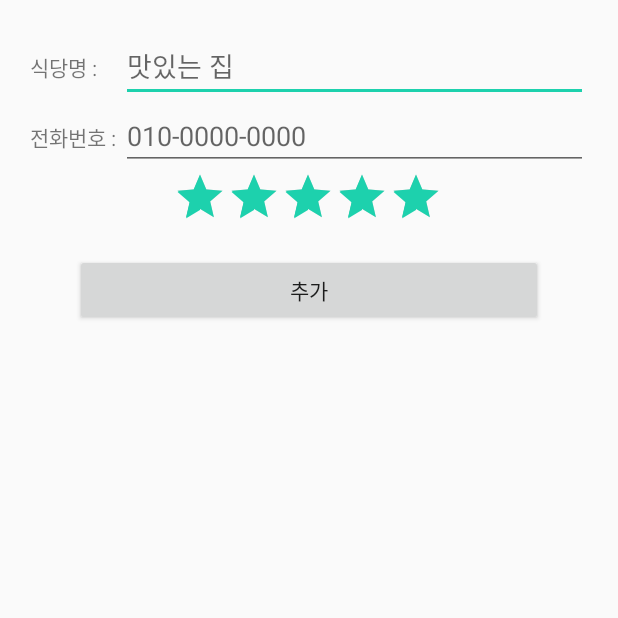
After one commit to 0212kr/WSWE, an Android app: the AddRestaurant screen opened directly, with no data from a screen before it, on a phone screen of 412 x 824 dp, the top half of it. The commit adds this screen. Run offline under Robolectric (Android 15) with nearby library versions, the phone set to English and light mode, and no system bars.

Commit message:
2020-04-24

```diff
--- /dev/null
+++ b/app/src/main/java/com/lec/android/wswe/ui/menu/AddRestaurant.java
@@ -0,0 +1,16 @@
+package com.lec.android.wswe.ui.menu;
+
+import androidx.appcompat.app.AppCompatActivity;
+
+import android.os.Bundle;
+
+import com.lec.android.wswe.R;
+
+public class AddRestaurant extends AppCompatActivity {
+
+    @Override
+    protected void onCreate(Bundle savedInstanceState) {
+        super.onCreate(savedInstanceState);
+        setContentView(R.layout.activity_add_restaurant);
+    }
+}
--- a/app/src/main/java/com/lec/android/wswe/ui/menu/MenuFragment.java
+++ b/app/src/main/java/com/lec/android/wswe/ui/menu/MenuFragment.java
@@ -50,13 +50,15 @@ public class MenuFragment extends Fragment {
         recyclerView.setLayoutManager(layoutManager);
         menuAdapter = new MenuAdapter();
 
-        new Thread(new Runnable() {
+        Thread thread = new Thread(new Runnable() {
             @Override
             public void run() {
                 restaurants = (ArrayList<Restaurant>) db.restDAO().getAll();
                 initAdapter(menuAdapter);
             }
-        }).setDaemon(true);
+        });
+        thread.setDaemon(true);
+        thread.start();
         recyclerView.setAdapter(menuAdapter);
 
         btnAdd = root.findViewById(R.id.btnAdd);
--- /dev/null
+++ b/app/src/main/res/layout/activity_add_restaurant.xml
@@ -0,0 +1,91 @@
+<?xml version="1.0" encoding="utf-8"?>
+<LinearLayout xmlns:android="http://schemas.android.com/apk/res/android"
+    xmlns:app="http://schemas.android.com/apk/res-auto"
+    xmlns:tools="http://schemas.android.com/tools"
+    android:layout_width="match_parent"
+    android:layout_height="match_parent"
+    tools:context=".ui.menu.AddRestaurant"
+    android:orientation="vertical">
+
+    <TableLayout
+        android:layout_width="match_parent"
+        android:layout_height="wrap_content"
+        android:layout_margin="20dp">
+
+        <TableRow
+            android:layout_width="match_parent"
+            android:layout_height="match_parent">
+
+            <TextView
+                android:id="@+id/tvName"
+                android:layout_width="wrap_content"
+                android:layout_height="wrap_content"
+                android:text="식당명 : " />
+
+            <EditText
+                android:id="@+id/etName"
+                android:layout_width="wrap_content"
+                android:layout_height="wrap_content"
+                android:layout_weight="1"
+                android:ems="10"
+                android:inputType="textPersonName"
+                android:hint="맛있는 집" />
+        </TableRow>
+
+        <TableRow
+            android:layout_width="match_parent"
+            android:layout_height="match_parent">
+
+            <TextView
+                android:id="@+id/tvPhone"
+                android:layout_width="wrap_content"
+                android:layout_height="wrap_content"
+                android:text="전화번호 : " />
+
+            <EditText
+                android:id="@+id/etPhone"
+                android:layout_width="wrap_content"
+                android:layout_height="wrap_content"
+                android:layout_weight="1"
+                android:ems="10"
+                android:inputType="phone"
+                android:hint="010-0000-0000"/>
+        </TableRow>
+
+        <TableRow
+            android:layout_width="match_parent"
+            android:layout_height="match_parent"
+            android:gravity="center"
+            >
+
+            <LinearLayout
+                android:layout_width="wrap_content"
+                android:layout_height="wrap_content"
+                android:orientation="horizontal"
+                android:layout_span="2"
+                android:gravity="center">
+
+                <RatingBar
+                    android:id="@+id/stars"
+                    style="@style/Widget.AppCompat.RatingBar.Indicator"
+                    android:layout_width="wrap_content"
+                    android:layout_height="wrap_content"
+                    android:isIndicator="false"
+                    android:max="5"
+                    android:numStars="5"
+                    android:rating="5"
+                    android:stepSize="0.5" />
+            </LinearLayout>
+
+        </TableRow>
+
+    </TableLayout>
+
+    <Button
+        android:id="@+id/btnAdd"
+        android:layout_width="match_parent"
+        android:layout_height="wrap_content"
+        android:layout_marginHorizontal="50dp"
+        android:text="추가" />
+
+</LinearLayout>
```
Also changed, not shown: app/src/main/AndroidManifest.xml (+12 -7 lines), app/src/main/res/layout/fragment_menu.xml (+0 -81 lines).
